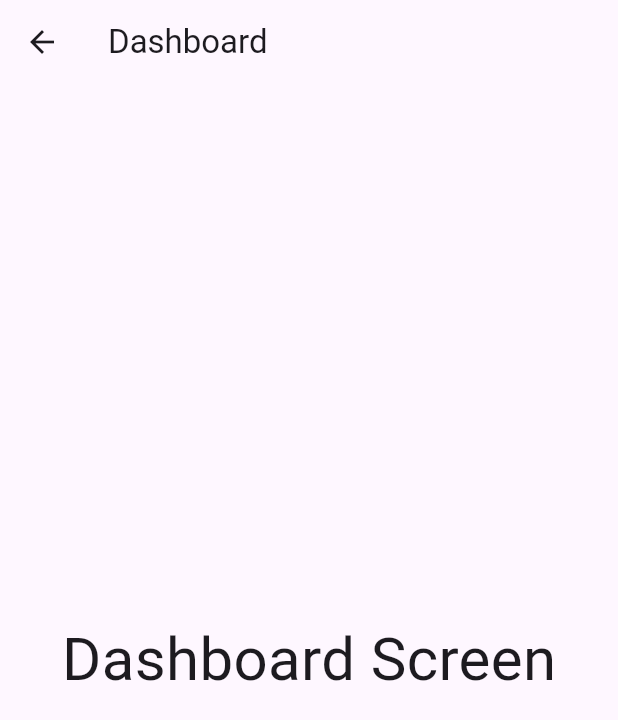
After one commit to Hizar62/iLive, a Flutter app: the Dashboard screen opened directly, on a phone screen of 412 x 824 dp. The commit adds this screen. Shown: the top 720 px of the screen. Run offline on Flutter 3.47's test engine with Material 3 defaults, Android fonts, the phone set to English and light mode, and no system bars.

```diff
--- /dev/null
+++ b/lib/pages/dashboard.dart
@@ -0,0 +1,24 @@
+import 'package:flutter/material.dart';
+
+class Dashboard extends StatefulWidget {
+  const Dashboard({super.key});
+
+  @override
+  State<Dashboard> createState() => _DashboardState();
+}
+
+class _DashboardState extends State<Dashboard> {
+  @override
+  Widget build(BuildContext context) {
+    return Scaffold(
+      appBar: AppBar(
+        title: const Text("Dashboard"),
+      ),
+      body: const Center(
+          child: Text(
+        'Dashboard Screen',
+        style: TextStyle(fontSize: 40),
+      )),
+    );
+  }
+}
--- a/pubspec.yaml
+++ b/pubspec.yaml
@@ -59,8 +59,8 @@ flutter:
   uses-material-design: true
 
   # To add assets to your application, add an assets section, like this:
-  assets:
-    - assets/animated_icon_set_-_1_color.riv
+  # assets:
+
   #   - images/a_dot_ham.jpeg
 
   # An image asset can refer to one or more resolution-specific "variants", see
```
Also changed, not shown: lib/home.dart (added, +22 -0 lines), lib/main.dart (+4 -9 lines), lib/pages/live.dart (added, +24 -0 lines), lib/pages/message.dart (added, +24 -0 lines), lib/pages/profile.dart (added, +24 -0 lines), lib/pages/search.dart (added, +24 -0 lines), 1 other file.
